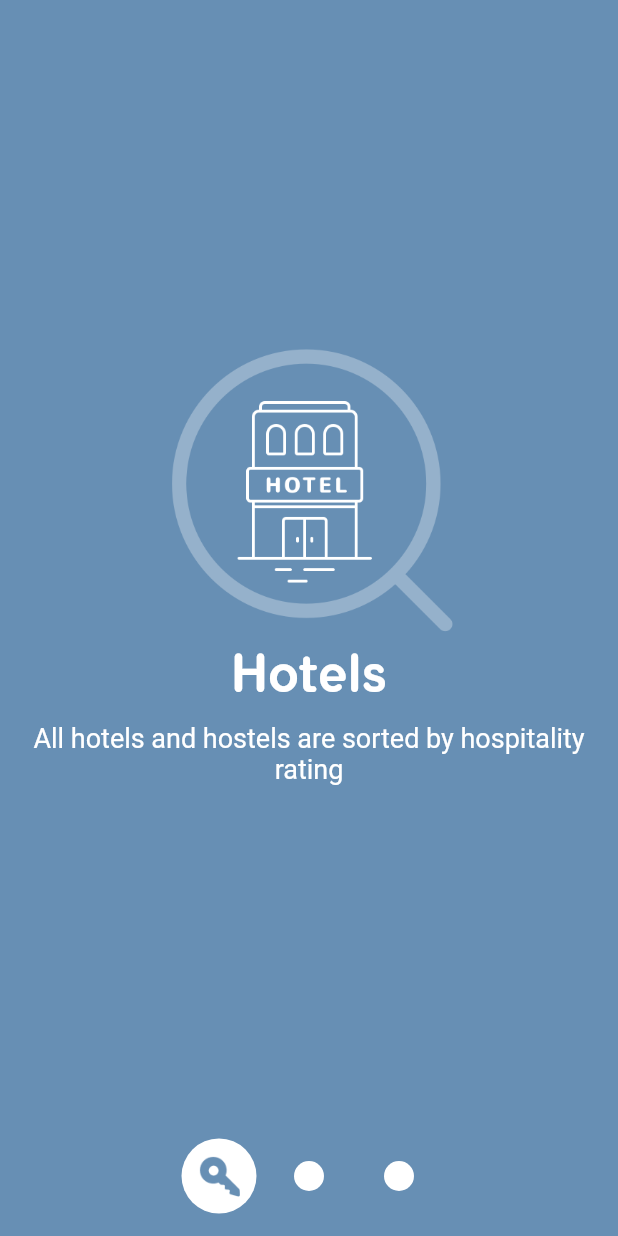
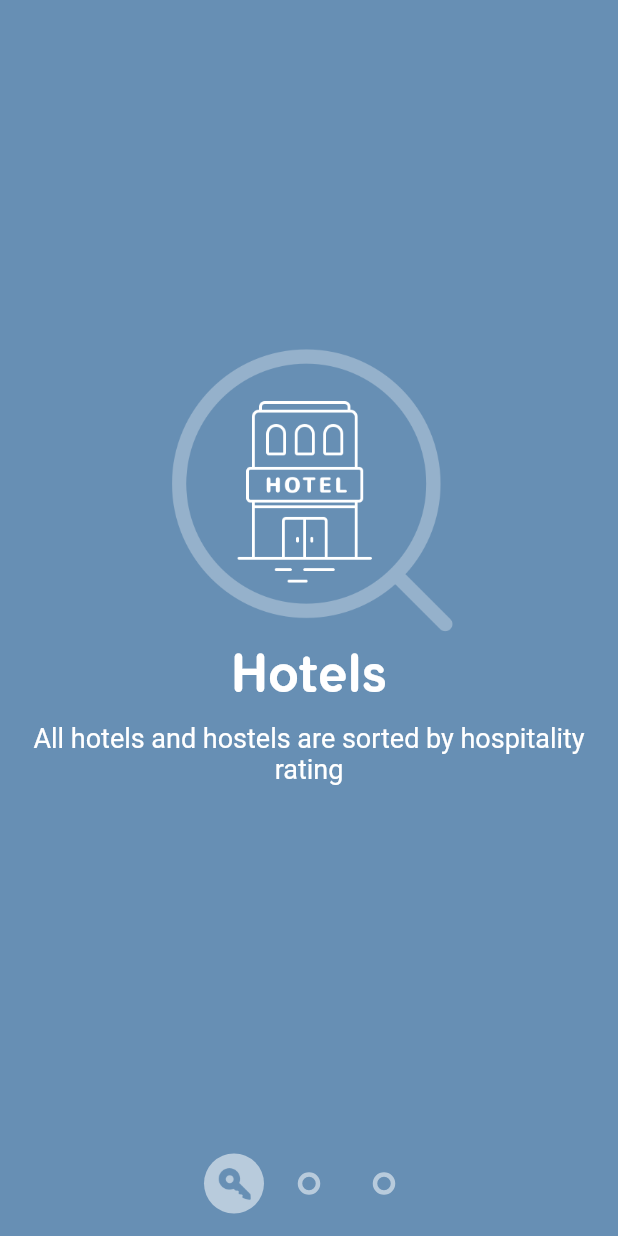
Before and after one commit to tomialagbe/flutter_ui_challenge_material_page_reveal, a Flutter app: the screen it shows after launch, on a phone screen of 412 x 824 dp. Run offline on Flutter 3.47's test engine with Material 2 defaults, Android fonts, the phone set to English and light mode, and no system bars; statements that could not run were skipped.

Commit message:
Implemented pager indicator scaling and shifting from solid to hollow. No sliding yet.

```diff
--- a/lib/main.dart
+++ b/lib/main.dart
@@ -1,4 +1,5 @@
 import 'dart:math';
+import 'dart:ui';
 
 import 'package:flutter/material.dart';
 import 'package:material_page_reveal_published/pages.dart';
@@ -32,7 +33,7 @@ class _MyHomePageState extends State<MyHomePage> {
 
   int _activeIndex = 0;
   Offset _dragStart;
-  double _transitionAmount; // [-1.0, 1.0], negative means dragging left to right, and positive means dragging right to left.
+  double _transitionAmount = 0.0; // [-1.0, 1.0], negative means dragging left to right, and positive means dragging right to left.
 
   _onDragStart(DragStartDetails details) {
     _dragStart = details.globalPosition;
@@ -217,7 +218,19 @@ class PagerIndicatorUi extends StatelessWidget {
   @override
   Widget build(BuildContext context) {
     List<Widget> bubblesUi = viewModel.pages.map((Page page) {
-      final isActive = viewModel.pages.indexOf(page) == viewModel.activeIndex;
+      final pageIndex = viewModel.pages.indexOf(page);
+      final isActive = pageIndex == viewModel.activeIndex;
+      final isHollow = !isActive && pageIndex > viewModel.activeIndex;
+
+      var transitionAmount = 0.0;
+      final transitionPosition = viewModel.activeIndex + viewModel.transitionAmount;
+      if (isActive) {
+        transitionAmount = 1.0 - viewModel.transitionAmount.abs();
+      } else if ((pageIndex - transitionPosition).abs() < 1.0){
+        print('Position: $transitionPosition');
+        transitionAmount = (transitionPosition - viewModel.activeIndex).abs();
+        print('Transition amount: $transitionAmount');
+      }
 
       return new Padding(
         padding: const EdgeInsets.only(top: 15.0, bottom: 15.0, left: 5.0, right: 5.0),
@@ -225,9 +238,9 @@ class PagerIndicatorUi extends StatelessWidget {
           bubble: new PagerBubble(
               page.iconAssetPath,
               page.color,
-              false,
+              isHollow,
               isActive,
-              0.0
+              transitionAmount,
           ),
         ),
       );
@@ -250,8 +263,9 @@ class PagerIndicatorUi extends StatelessWidget {
 /// PagerBubbleUi renders a single bubble in the Pager Indicator.
 class PagerBubbleUi extends StatelessWidget {
 
-  static const MAX_INDICATOR_SIZE = 50.0;
-  static const MIN_INDICATOR_SIZE = 20.0;
+  static const MAX_INDICATOR_SIZE = 40.0;
+  static const MIN_INDICATOR_SIZE = 15.0;
+  static const BUBBLE_COLOR = const Color(0x88FFFFFF);
 
   final PagerBubble bubble;
 
@@ -266,18 +280,37 @@ class PagerBubbleUi extends StatelessWidget {
       height: MAX_INDICATOR_SIZE,
       child: new Center(
         child: new Container(
-          width: bubble.isActive ? MAX_INDICATOR_SIZE : MIN_INDICATOR_SIZE,
-          height: bubble.isActive ? MAX_INDICATOR_SIZE : MIN_INDICATOR_SIZE,
+          width: lerpDouble(
+              MIN_INDICATOR_SIZE,
+              MAX_INDICATOR_SIZE,
+              bubble.transitionAmount,
+          ),
+          height: lerpDouble(
+              MIN_INDICATOR_SIZE,
+              MAX_INDICATOR_SIZE,
+              bubble.transitionAmount,
+          ),
           decoration: new BoxDecoration(
             shape: BoxShape.circle,
-            color: Colors.white,
+            color: bubble.isHollow
+                ? BUBBLE_COLOR.withAlpha((0x88 * (bubble.transitionAmount).abs()).round())
+                : BUBBLE_COLOR,
+            border: bubble.isHollow
+              ? new Border.all(
+                  color: bubble.isHollow
+                    ? BUBBLE_COLOR
+                    : BUBBLE_COLOR.withAlpha((0x88 * (1.0 - bubble.transitionAmount).abs()).round()),
+                  width: 3.0,
+                )
+              : null,
           ),
-          child: bubble.isActive
-            ? new Image.asset(
-                bubble.iconAssetPath,
-                color: bubble.color,
+          child: new Opacity(
+                opacity: bubble.transitionAmount.abs(),
+                child: new Image.asset(
+                  bubble.iconAssetPath,
+                  color: bubble.color,
+                ),
               )
-            : new Container(),
         ),
       ),
     );
```
